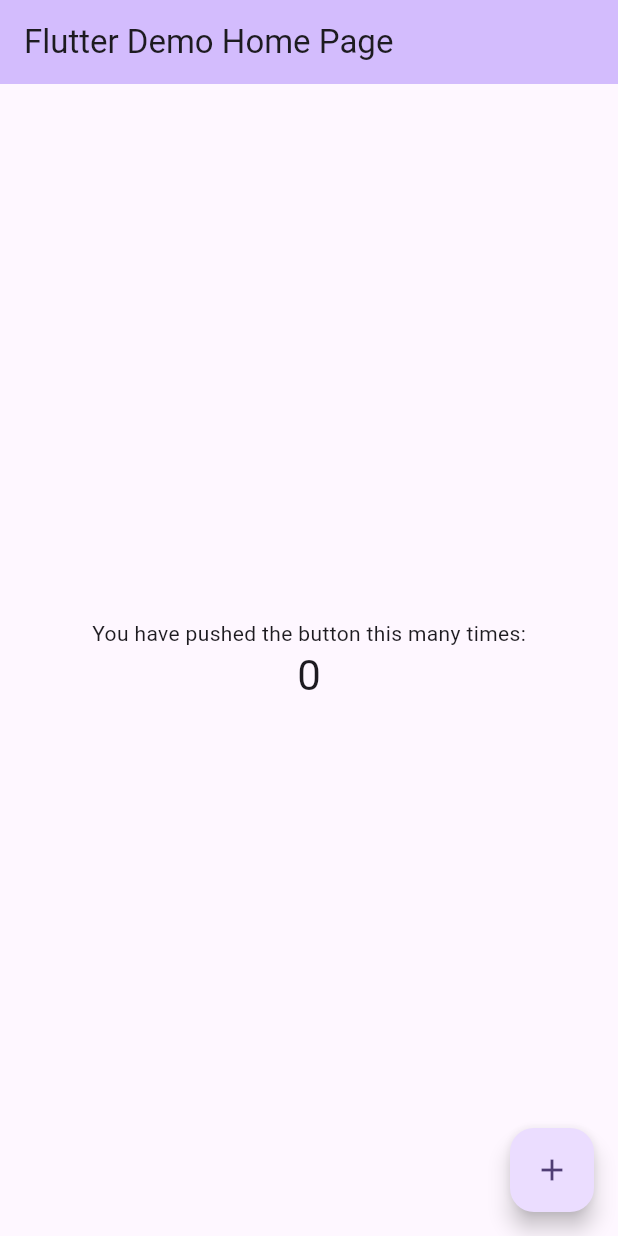
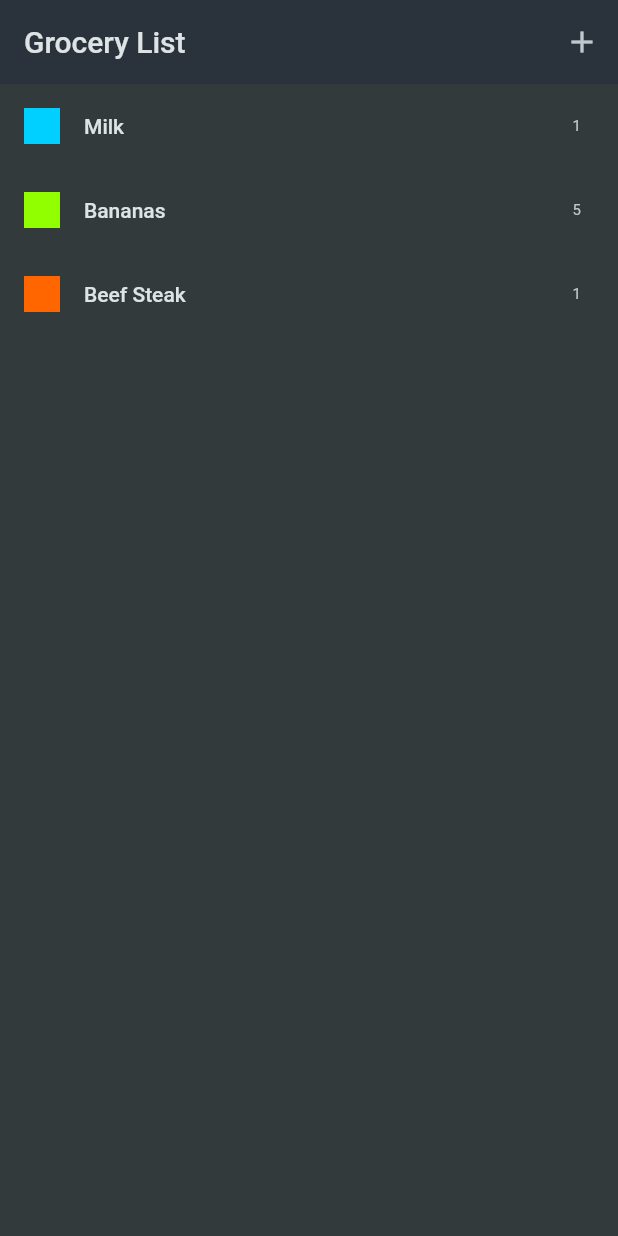
Before and after one commit to ElbertNatan/Flutter-shopCart-app, a Flutter app: the screen it shows after launch, on a phone screen of 412 x 824 dp. Run offline on Flutter 3.47's test engine with Material 2 defaults, Android fonts, the phone set to English and light mode, and no system bars.

Commit message:
- adicionando forms e items

```diff
--- /dev/null
+++ b/flutter_shopcart_app/lib/data/dummy_items.dart
@@ -0,0 +1,21 @@
+import 'package:flutter_shopcart_app/data/categories.dart';
+import 'package:flutter_shopcart_app/models/category.dart';
+import 'package:flutter_shopcart_app/models/grocery_item.dart';
+
+final groceryItems = [
+  GroceryItem(
+      id: 'a',
+      name: 'Milk',
+      quantity: 1,
+      category: categories[Categories.dairy]!),
+  GroceryItem(
+      id: 'b',
+      name: 'Bananas',
+      quantity: 5,
+      category: categories[Categories.fruit]!),
+  GroceryItem(
+      id: 'c',
+      name: 'Beef Steak',
+      quantity: 1,
+      category: categories[Categories.meat]!),
+];
--- a/flutter_shopcart_app/lib/main.dart
+++ b/flutter_shopcart_app/lib/main.dart
@@ -1,4 +1,5 @@
 import 'package:flutter/material.dart';
+import 'package:flutter_shopcart_app/widgets/grocery_list.dart';
 
 void main() {
   runApp(const MyApp());
@@ -11,115 +12,17 @@ class MyApp extends StatelessWidget {
   @override
   Widget build(BuildContext context) {
     return MaterialApp(
-      title: 'Flutter Demo',
-      theme: ThemeData(
-        // This is the theme of your application.
-        //
-        // TRY THIS: Try running your application with "flutter run". You'll see
-        // the application has a blue toolbar. Then, without quitting the app,
-        // try changing the seedColor in the colorScheme below to Colors.green
-        // and then invoke "hot reload" (save your changes or press the "hot
-        // reload" button in a Flutter-supported IDE, or press "r" if you used
-        // the command line to start the app).
-        //
-        // Notice that the counter didn't reset back to zero; the application
-        // state is not lost during the reload. To reset the state, use hot
-        // restart instead.
-        //
-        // This works for code too, not just values: Most code changes can be
-        // tested with just a hot reload.
-        colorScheme: ColorScheme.fromSeed(seedColor: Colors.deepPurple),
+      title: 'Flutter Groceries',
+      theme: ThemeData.dark().copyWith(
         useMaterial3: true,
+        colorScheme: ColorScheme.fromSeed(
+          seedColor: const Color.fromARGB(255, 147, 229, 250),
+          brightness: Brightness.dark,
+          surface: const Color.fromARGB(255, 42, 51, 59),
+        ),
+        scaffoldBackgroundColor: const Color.fromARGB(255, 50, 58, 60),
       ),
-      home: const MyHomePage(title: 'Flutter Demo Home Page'),
+      home: const GroceryList(),
     );
   }
 }
-
-class MyHomePage extends StatefulWidget {
-  const MyHomePage({super.key, required this.title});
-
-  // This widget is the home page of your application. It is stateful, meaning
-  // that it has a State object (defined below) that contains fields that affect
-  // how it looks.
-
-  // This class is the configuration for the state. It holds the values (in this
-  // case the title) provided by the parent (in this case the App widget) and
-  // used by the build method of the State. Fields in a Widget subclass are
-  // always marked "final".
-
-  final String title;
-
-  @override
-  State<MyHomePage> createState() => _MyHomePageState();
-}
-
-class _MyHomePageState extends State<MyHomePage> {
-  int _counter = 0;
-
-  void _incrementCounter() {
-    setState(() {
-      // This call to setState tells the Flutter framework that something has
-      // changed in this State, which causes it to rerun the build method below
-      // so that the display can reflect the updated values. If we changed
-      // _counter without calling setState(), then the build method would not be
-      // called again, and so nothing would appear to happen.
-      _counter++;
-    });
-  }
-
-  @override
-  Widget build(BuildContext context) {
-    // This method is rerun every time setState is called, for instance as done
-    // by the _incrementCounter method above.
-    //
-    // The Flutter framework has been optimized to make rerunning build methods
-    // fast, so that you can just rebuild anything that needs updating rather
-    // than having to individually change instances of widgets.
-    return Scaffold(
-      appBar: AppBar(
-        // TRY THIS: Try changing the color here to a specific color (to
-        // Colors.amber, perhaps?) and trigger a hot reload to see the AppBar
-        // change color while the other colors stay the same.
-        backgroundColor: Theme.of(context).colorScheme.inversePrimary,
-        // Here we take the value from the MyHomePage object that was created by
-        // the App.build method, and use it to set our appbar title.
-        title: Text(widget.title),
-      ),
-      body: Center(
-        // Center is a layout widget. It takes a single child and positions it
-        // in the middle of the parent.
-        child: Column(
-          // Column is also a layout widget. It takes a list of children and
-          // arranges them vertically. By default, it sizes itself to fit its
-          // children horizontally, and tries to be as tall as its parent.
-          //
-          // Column has various properties to control how it sizes itself and
-          // how it positions its children. Here we use mainAxisAlignment to
-          // center the children vertically; the main axis here is the vertical
-          // axis because Columns are vertical (the cross axis would be
-          // horizontal).
-          //
-          // TRY THIS: Invoke "debug painting" (choose the "Toggle Debug Paint"
-          // action in the IDE, or press "p" in the console), to see the
-          // wireframe for each widget.
-          mainAxisAlignment: MainAxisAlignment.center,
-          children: <Widget>[
-            const Text(
-              'You have pushed the button this many times:',
-            ),
-            Text(
-              '$_counter',
-              style: Theme.of(context).textTheme.headlineMedium,
-            ),
-          ],
-        ),
-      ),
-      floatingActionButton: FloatingActionButton(
-        onPressed: _incrementCounter,
-        tooltip: 'Increment',
-        child: const Icon(Icons.add),
-      ), // This trailing comma makes auto-formatting nicer for build methods.
-    );
-  }
-}
--- /dev/null
+++ b/flutter_shopcart_app/lib/widgets/grocery_list.dart
@@ -0,0 +1,40 @@
+import 'package:flutter/cupertino.dart';
+import 'package:flutter/material.dart';
+import 'package:flutter_shopcart_app/data/dummy_items.dart';
+import 'package:flutter_shopcart_app/widgets/new_item.dart';
+
+class GroceryList extends StatefulWidget {
+  const GroceryList({super.key});
+
+  @override
+  State<GroceryList> createState() => _GroceryListState();
+}
+
+class _GroceryListState extends State<GroceryList> {
+  void _addItem() {
+    Navigator.of(context)
+        .push(MaterialPageRoute(builder: (ctx) => const NewItem()));
+  }
+
+  @override
+  Widget build(BuildContext context) {
+    return Scaffold(
+      appBar: AppBar(
+        title: const Text('Grocery List'),
+        actions: [IconButton(onPressed: _addItem, icon: const Icon(Icons.add))],
+      ),
+      body: ListView.builder(
+        itemCount: groceryItems.length,
+        itemBuilder: (ctx, index) => ListTile(
+          title: Text(groceryItems[index].name),
+          leading: Container(
+            width: 24,
+            height: 24,
+            color: groceryItems[index].category.color,
+          ),
+          trailing: Text(groceryItems[index].quantity.toString()),
+        ),
+      ),
+    );
+  }
+}
```
Also changed, not shown: flutter_shopcart_app/lib/data/categories.dart (added, +46 -0 lines), flutter_shopcart_app/lib/models/category.dart (added, +21 -0 lines), flutter_shopcart_app/lib/models/grocery_item.dart (added, +15 -0 lines), flutter_shopcart_app/lib/widgets/new_item.dart (added, +39 -0 lines).
